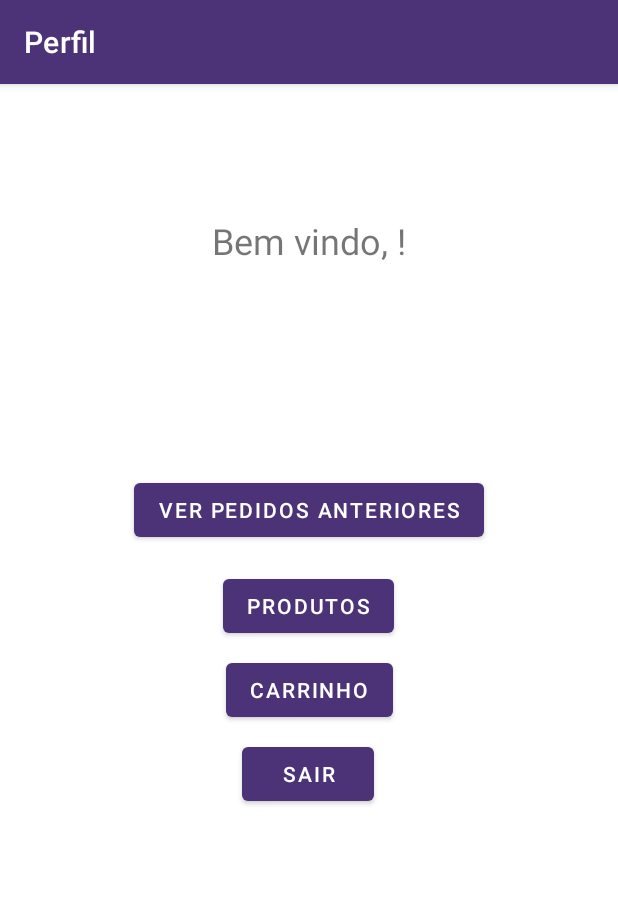
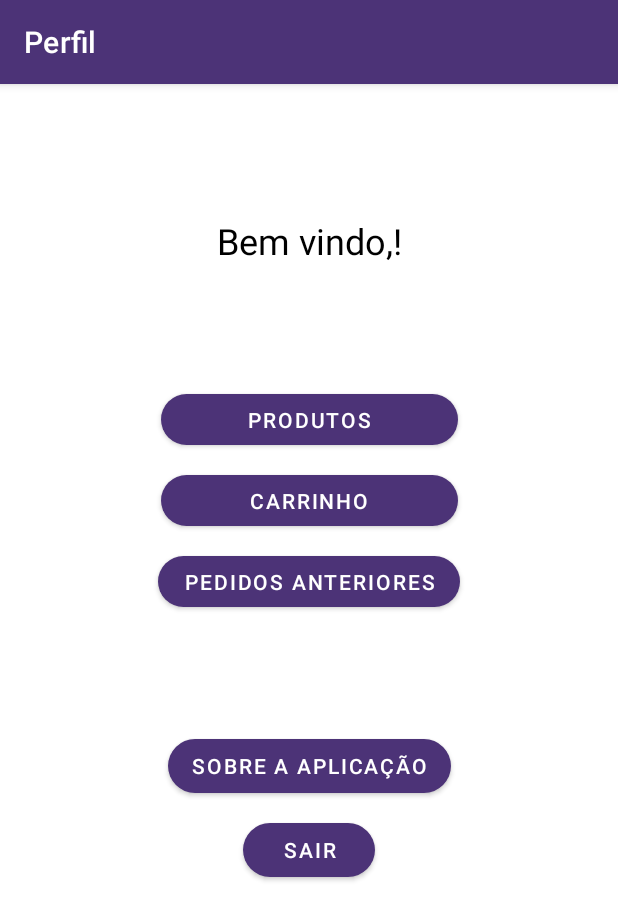
Before and after one commit to Yaasai/gostei-android, an Android app: the PerfilActivity screen opened directly, with no data from a screen before it, on a phone screen of 412 x 824 dp. Shown: the top 920 px of the screen. Run offline under Robolectric (Android 15) with nearby library versions, the phone set to English and light mode, and no system bars; our stand-ins replace Firebase (no records; nobody signed in at launch, a user with empty details on screens opened directly).

Commit message:
fazendo umas telas a mais fodase

```diff
--- a/app/src/main/java/com/epicjames/oneshotrpg/ComprasActivity.kt
+++ b/app/src/main/java/com/epicjames/oneshotrpg/ComprasActivity.kt
@@ -30,6 +30,7 @@ class ComprasActivity : AppCompatActivity() {
 
         val database = FirebaseDatabase.getInstance().reference
         val userRef = userID?.let {database.child("usuarios").child(it).child("compras")}
+
         userRef?.addListenerForSingleValueEvent(object : ValueEventListener {
             override fun onDataChange(snapshot: DataSnapshot) {
                 snapshot.children.forEach{
--- a/app/src/main/java/com/epicjames/oneshotrpg/MainActivity.kt
+++ b/app/src/main/java/com/epicjames/oneshotrpg/MainActivity.kt
@@ -46,7 +46,8 @@ class MainActivity : AppCompatActivity() {
 
         if (requestCode == 0) {
             if (resultCode == AppCompatActivity.RESULT_OK) {
-                Toast.makeText(this, "Já autenticado!", Toast.LENGTH_LONG).show()
+                Toast.makeText(this, "Autenticado com sucesso!", Toast.LENGTH_LONG).show()
+                startActivity(Intent(this, PerfilActivity::class.java))
             }
             else {
                 finishAffinity()
--- a/app/src/main/java/com/epicjames/oneshotrpg/PerfilActivity.kt
+++ b/app/src/main/java/com/epicjames/oneshotrpg/PerfilActivity.kt
@@ -13,7 +13,7 @@ class PerfilActivity : AppCompatActivity() {
 
         val user = FirebaseAuth.getInstance().currentUser
 
-        textNome.text = "Bem vindo, " + user?.displayName + "!"
+        textNome.setText(getString(R.string.bemvindo) + user?.displayName + "!")
 
         buttonCompras.setOnClickListener {
             val intent = Intent(this, ComprasActivity::class.java)
@@ -37,5 +37,9 @@ class PerfilActivity : AppCompatActivity() {
             startActivity(intent)
         }
 
+        buttonSobre.setOnClickListener {
+            val intent = Intent(this, SobreActivity::class.java)
+            startActivity(intent)
+        }
     }
 }
--- a/app/src/main/res/layout/activity_perfil.xml
+++ b/app/src/main/res/layout/activity_perfil.xml
@@ -7,23 +7,59 @@
     tools:context=".PerfilActivity">
 
     <Button
+        android:id="@+id/buttonProdutos"
+        android:layout_width="198dp"
+        android:layout_height="46dp"
+        android:layout_marginTop="80dp"
+        android:text="@string/btnprodutos"
+        app:cornerRadius="100px"
+        app:layout_constraintEnd_toEndOf="parent"
+        app:layout_constraintStart_toStartOf="parent"
+        app:layout_constraintTop_toBottomOf="@+id/textNome" />
+
+    <Button
         android:id="@+id/buttonCompras"
+        android:layout_width="201dp"
+        android:layout_height="46dp"
+        android:layout_marginTop="8dp"
+        android:text="@string/btncompras"
+        app:cornerRadius="100px"
+        app:layout_constraintEnd_toEndOf="parent"
+        app:layout_constraintStart_toStartOf="parent"
+        app:layout_constraintTop_toBottomOf="@+id/buttonCart" />
+
+    <Button
+        android:id="@+id/buttonCart"
+        android:layout_width="198dp"
+        android:layout_height="46dp"
+        android:layout_marginTop="8dp"
+        android:text="@string/btncarrinho"
+        app:cornerRadius="100px"
+        app:layout_constraintEnd_toEndOf="parent"
+        app:layout_constraintHorizontal_bias="0.501"
+        app:layout_constraintStart_toStartOf="parent"
+        app:layout_constraintTop_toBottomOf="@+id/buttonProdutos" />
+
+    <TextView
+        android:id="@+id/textNome"
         android:layout_width="wrap_content"
         android:layout_height="wrap_content"
-        android:layout_marginTop="260dp"
-        android:text="Ver pedidos anteriores"
+        android:layout_marginTop="88dp"
+        android:text="Text"
+        android:textColor="#000000"
+        android:textSize="24sp"
         app:layout_constraintEnd_toEndOf="parent"
         app:layout_constraintStart_toStartOf="parent"
         app:layout_constraintTop_toTopOf="parent" />
 
     <Button
-        android:id="@+id/buttonProdutos"
+        android:id="@+id/buttonSobre"
         android:layout_width="wrap_content"
         android:layout_height="wrap_content"
-        android:layout_marginTop="16dp"
-        android:text="Produtos"
+        android:layout_marginTop="76dp"
+        android:text="@string/sobre"
+        app:cornerRadius="100px"
         app:layout_constraintEnd_toEndOf="parent"
-        app:layout_constraintHorizontal_bias="0.498"
         app:layout_constraintStart_toStartOf="parent"
         app:layout_constraintTop_toBottomOf="@+id/buttonCompras" />
 
@@ -32,30 +68,10 @@
         android:layout_width="wrap_content"
         android:layout_height="wrap_content"
         android:layout_marginTop="8dp"
-        android:text="Sair"
-        app:layout_constraintEnd_toEndOf="parent"
-        app:layout_constraintHorizontal_bias="0.498"
-        app:layout_constraintStart_toStartOf="parent"
-        app:layout_constraintTop_toBottomOf="@+id/buttonCart" />
-
-    <TextView
-        android:id="@+id/textNome"
-        android:layout_width="wrap_content"
-        android:layout_height="wrap_content"
-        android:layout_marginTop="88dp"
-        android:text="Text"
-        android:textSize="24sp"
+        android:text="@string/btnsair"
+        app:cornerRadius="100px"
         app:layout_constraintEnd_toEndOf="parent"
         app:layout_constraintStart_toStartOf="parent"
-        app:layout_constraintTop_toTopOf="parent" />
+        app:layout_constraintTop_toBottomOf="@+id/buttonSobre" />
 
-    <Button
-        android:id="@+id/buttonCart"
-        android:layout_width="wrap_content"
-        android:layout_height="wrap_content"
-        android:layout_marginTop="8dp"
-        android:text="@string/cart"
-        app:layout_constraintEnd_toEndOf="parent"
-        app:layout_constraintStart_toStartOf="parent"
-        app:layout_constraintTop_toBottomOf="@+id/buttonProdutos" />
 </androidx.constraintlayout.widget.ConstraintLayout>
--- a/app/src/main/res/values/strings.xml
+++ b/app/src/main/res/values/strings.xml
@@ -7,5 +7,12 @@
     <string name="cart">Carrinho</string>
     <string name="detalhes">Ver detalhes</string>
     <string name="quantidade">Quantidade</string>
-    <string name="carrinho">Adicionar ao carrinho</string>
+    <string name="btnprodutos">Produtos</string>
+    <string name="btncarrinho">Carrinho</string>
+    <string name="btncompras">Pedidos Anteriores</string>
+    <string name="btnsair">Sair</string>
+    <string name="carrinho">Adicionar ao Carrinho</string>
+    <string name="bemvindo">Bem vindo,</string>
+    <string name="perfil">Perfil</string>
+    <string name="sobre">Sobre a Aplicação</string>
 </resources>
```
Also changed, not shown: app/src/main/AndroidManifest.xml (+10 -6 lines), app/src/main/java/com/epicjames/oneshotrpg/SobreActivity.kt (added, +28 -0 lines), app/src/main/res/layout/activity_cart.xml (+10 -9 lines), app/src/main/res/layout/activity_sobre.xml (added, +97 -0 lines), 1 other file.
